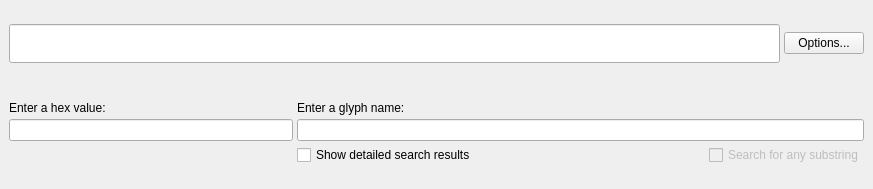
Qt form mainwindow.ui (adamb924/UnicodeInput) before a commit.
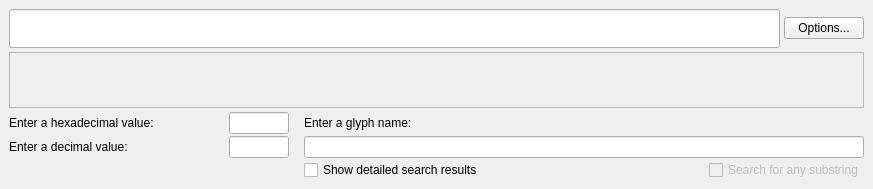
The same form after that commit. Custom widgets are drawn as their Qt base class.

The edit to the form file:
```diff
--- a/mainwindow.ui
+++ b/mainwindow.ui
@@ -55,53 +55,64 @@
      </layout>
     </item>
     <item>
-     <layout class="QVBoxLayout" name="verticalLayout_2">
-      <property name="spacing">
-       <number>0</number>
-      </property>
-      <item>
        <widget class="CharacterWidget" name="characterWidget">
-        <property name="sizePolicy">
-         <sizepolicy hsizetype="Expanding" vsizetype="Fixed">
-          <horstretch>1</horstretch>
-          <verstretch>0</verstretch>
-         </sizepolicy>
-        </property>
         <property name="frameShape">
-         <enum>QFrame::Box</enum>
+       <enum>QFrame::StyledPanel</enum>
         </property>
         <property name="frameShadow">
-         <enum>QFrame::Plain</enum>
-        </property>
-        <property name="lineWidth">
-         <number>1</number>
-        </property>
-        <property name="midLineWidth">
-         <number>0</number>
+       <enum>QFrame::Raised</enum>
         </property>
        </widget>
       </item>
-     </layout>
-    </item>
+    <item>
+     <layout class="QVBoxLayout" name="verticalLayout_2">
+      <property name="spacing">
+       <number>0</number>
+      </property>
     <item>
      <layout class="QGridLayout" name="gridLayout" columnstretch="1,2">
       <property name="sizeConstraint">
        <enum>QLayout::SetDefaultConstraint</enum>
       </property>
-      <item row="0" column="1">
-       <widget class="QLabel" name="label_2">
+        <property name="horizontalSpacing">
+         <number>15</number>
+        </property>
+        <property name="verticalSpacing">
+         <number>2</number>
+        </property>
+        <item row="1" column="0">
+         <layout class="QHBoxLayout" name="horizontalLayout_4">
+          <item>
+           <widget class="QLabel" name="label_3">
+            <property name="text">
+             <string>Enter a decimal value:</string>
+            </property>
+            <property name="alignment">
+             <set>Qt::AlignLeading|Qt::AlignLeft|Qt::AlignVCenter</set>
+            </property>
+           </widget>
+          </item>
+          <item>
+           <widget class="QLineEdit" name="decimalEdit">
         <property name="sizePolicy">
-         <sizepolicy hsizetype="Preferred" vsizetype="Fixed">
+             <sizepolicy hsizetype="Fixed" vsizetype="Fixed">
           <horstretch>0</horstretch>
           <verstretch>0</verstretch>
          </sizepolicy>
         </property>
-        <property name="text">
-         <string>Enter a glyph name:</string>
-        </property>
-       </widget>
+            <property name="maximumSize">
+             <size>
+              <width>60</width>
+              <height>16777215</height>
+             </size>
+            </property>
+           </widget>
+          </item>
+         </layout>
       </item>
       <item row="0" column="0">
+         <layout class="QHBoxLayout" name="horizontalLayout_3">
+          <item>
        <widget class="QLabel" name="label">
         <property name="sizePolicy">
          <sizepolicy hsizetype="Preferred" vsizetype="Fixed">
@@ -110,9 +121,33 @@
          </sizepolicy>
         </property>
         <property name="text">
-         <string>Enter a hex value:</string>
-        </property>
-       </widget>
+             <string>Enter a hexadecimal value:</string>
+            </property>
+            <property name="alignment">
+             <set>Qt::AlignLeading|Qt::AlignLeft|Qt::AlignVCenter</set>
+            </property>
+           </widget>
+          </item>
+          <item>
+           <widget class="QLineEdit" name="hex">
+            <property name="sizePolicy">
+             <sizepolicy hsizetype="Fixed" vsizetype="Fixed">
+              <horstretch>0</horstretch>
+              <verstretch>0</verstretch>
+             </sizepolicy>
+            </property>
+            <property name="maximumSize">
+             <size>
+              <width>60</width>
+              <height>16777215</height>
+             </size>
+            </property>
+           </widget>
+          </item>
+         </layout>
+        </item>
+        <item row="1" column="1">
+         <widget class="QLineEdit" name="glyphName"/>
       </item>
       <item row="2" column="1">
        <layout class="QHBoxLayout" name="horizontalLayout_2">
@@ -148,25 +183,28 @@
         </item>
        </layout>
       </item>
-      <item row="1" column="0">
-       <widget class="QLineEdit" name="hex"/>
-      </item>
-      <item row="1" column="1">
-       <widget class="QLineEdit" name="glyphName"/>
-      </item>
       <item row="2" column="0">
        <widget class="QLabel" name="glyphNameLabel">
-        <property name="sizePolicy">
-         <sizepolicy hsizetype="Preferred" vsizetype="Fixed">
-          <horstretch>0</horstretch>
-          <verstretch>0</verstretch>
-         </sizepolicy>
-        </property>
         <property name="text">
          <string/>
         </property>
        </widget>
       </item>
+        <item row="0" column="1">
+         <widget class="QLabel" name="label_2">
+          <property name="sizePolicy">
+           <sizepolicy hsizetype="Preferred" vsizetype="Fixed">
+            <horstretch>0</horstretch>
+            <verstretch>0</verstretch>
+           </sizepolicy>
+          </property>
+          <property name="text">
+           <string>Enter a glyph name:</string>
+          </property>
+         </widget>
+        </item>
+       </layout>
+      </item>
      </layout>
     </item>
    </layout>
```
Left out of the diff: 2 changed lines with no effect on the pictures. Lines whose indentation alone changed are shown as unchanged.
